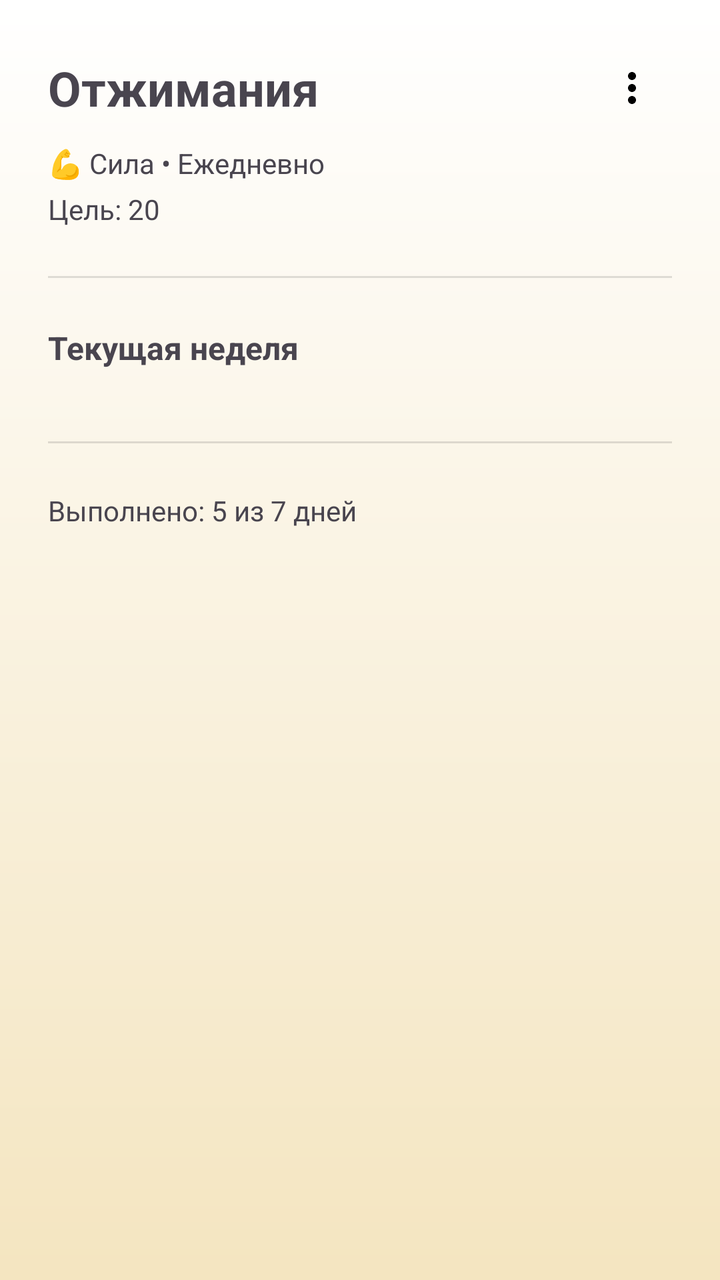
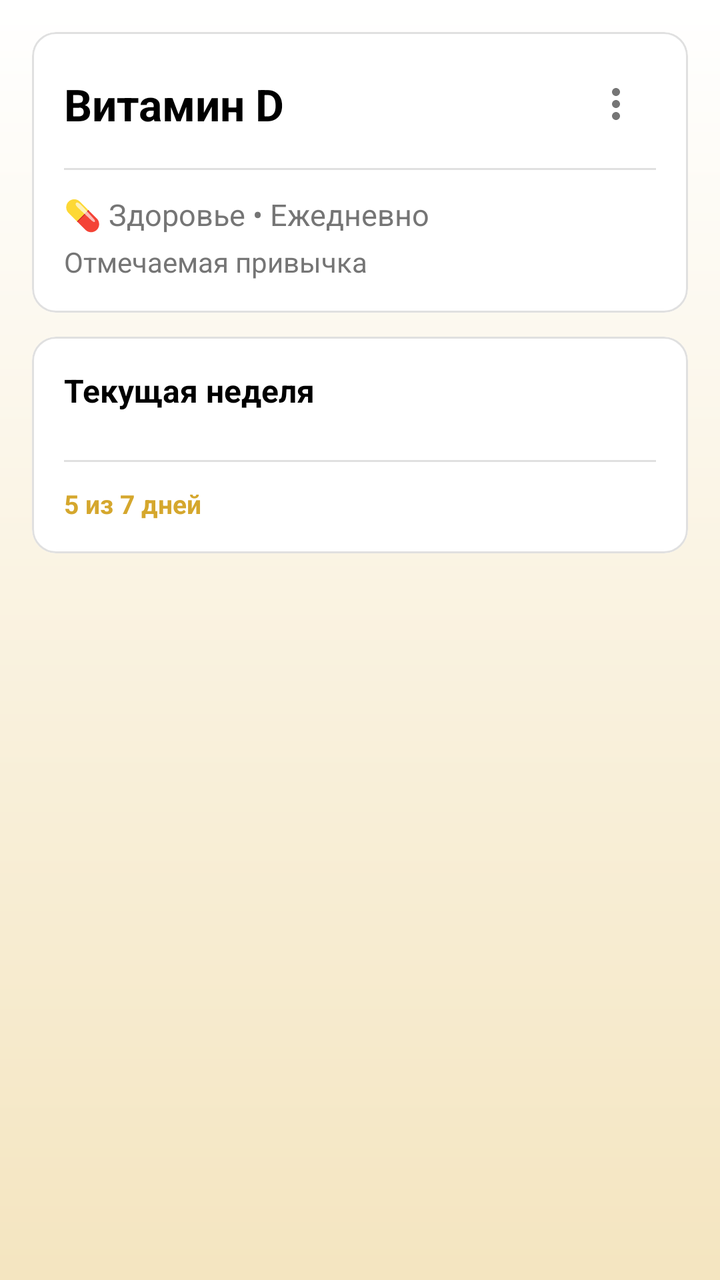

Two renders of the same Android screen: before a commit and after it. Below are the layout's source before the change and the commit's diff.
<!-- AndroidManifest.xml: application theme Theme.YourUpgrade -->
<!-- res/layout/fragment_habit_detail.xml -->
<?xml version="1.0" encoding="utf-8"?>
<ScrollView
    xmlns:android="http://schemas.android.com/apk/res/android"
    xmlns:app="http://schemas.android.com/apk/res-auto"
    android:layout_width="match_parent"
    android:layout_height="match_parent">

    <LinearLayout
        android:layout_width="match_parent"
        android:layout_height="wrap_content"
        android:orientation="vertical"
        android:padding="24dp">

        
        <LinearLayout
            android:layout_width="match_parent"
            android:layout_height="wrap_content"
            android:orientation="horizontal"
            android:gravity="center_vertical">

            <TextView
                android:id="@+id/tvHabitName"
                android:layout_width="0dp"
                android:layout_height="wrap_content"
                android:layout_weight="1"
                android:text="Отжимания"
                android:textSize="24sp"
                android:textStyle="bold" />

            
            <ImageButton
                android:id="@+id/btnMenu"
                android:layout_width="40dp"
                android:layout_height="40dp"
                android:background="?attr/selectableItemBackgroundBorderless"
                android:src="@drawable/ic_more_vert_24" />

        </LinearLayout>

        
        <TextView
            android:id="@+id/tvCategoryInfo"
            android:layout_width="wrap_content"
            android:layout_height="wrap_content"
            android:layout_marginTop="8dp"
            android:text="💪 Сила • Ежедневно"
            android:textSize="14sp"
            android:textColor="?android:attr/textColorSecondary" />

        
        <TextView
            android:id="@+id/tvTargetInfo"
            android:layout_width="wrap_content"
            android:layout_height="wrap_content"
            android:layout_marginTop="4dp"
            android:text="Цель: 20"
            android:textSize="14sp"
            android:textColor="?android:attr/textColorSecondary" />

        
        <View
            android:layout_width="match_parent"
            android:layout_height="1dp"
            android:layout_marginVertical="24dp"
            android:background="?android:attr/listDivider" />

        
        <TextView
            android:layout_width="wrap_content"
            android:layout_height="wrap_content"
            android:text="Текущая неделя"
            android:textSize="16sp"
            android:textStyle="bold" />

        
        <androidx.recyclerview.widget.RecyclerView
            android:id="@+id/rvWeekDays"
            android:layout_width="match_parent"
            android:layout_height="wrap_content"
            android:layout_marginTop="12dp"
            android:clipToPadding="false" />

        
        <View
            android:layout_width="match_parent"
            android:layout_height="1dp"
            android:layout_marginVertical="24dp"
            android:background="?android:attr/listDivider" />

        
        <TextView
            android:id="@+id/tvWeekSummary"
            android:layout_width="wrap_content"
            android:layout_height="wrap_content"
            android:text="Выполнено: 5 из 7 дней"
            android:textSize="14sp"
            android:textColor="?android:attr/textColorSecondary" />

    </LinearLayout>

</ScrollView>
<!-- resources referenced by this layout -->
<resources>
  <!-- drawable ic_more_vert_24 (drawable) -->
  <vector xmlns:android="http://schemas.android.com/apk/res/android" android:height="24dp" android:tint="#000000" android:viewportHeight="24" android:viewportWidth="24" android:width="24dp">
        
      <path android:fillColor="@android:color/white" android:pathData="M12,8c1.1,0 2,-0.9 2,-2s-0.9,-2 -2,-2 -2,0.9 -2,2 0.9,2 2,2zM12,10c-1.1,0 -2,0.9 -2,2s0.9,2 2,2 2,-0.9 2,-2 -0.9,-2 -2,-2zM12,16c-1.1,0 -2,0.9 -2,2s0.9,2 2,2 2,-0.9 2,-2 -0.9,-2 -2,-2z"/>
      
  </vector>
  <style name="Theme.YourUpgrade" parent="Base.Theme.YourUpgrade" />
  <style name="Base.Theme.YourUpgrade" parent="Theme.Material3.DayNight.NoActionBar">
          
          <item name="colorPrimary">#2E5A3C</item>
          <item name="colorPrimaryVariant">#1B3A26</item>
          <item name="colorOnPrimary">#FFFFFF</item>
  
          <item name="colorSecondary">#C9A84C</item>
          <item name="colorSecondaryVariant">#A68A3E</item>
          <item name="colorOnSecondary">#2D2D2D</item>
  
          
          <item name="android:windowBackground">@drawable/bg_app_gradient</item>
  
          
          <item name="cardBackgroundColor">#FFFFFF</item>
  
          
          
      </style>
  <!-- drawable bg_app_gradient (drawable) -->
  <?xml version="1.0" encoding="utf-8"?>
  <shape xmlns:android="http://schemas.android.com/apk/res/android">
      <gradient
          android:type="linear"
          android:angle="270"
          android:startColor="@color/white"
          android:endColor="@color/bg_light_yellow" />
  </shape>
  <color name="white">#FFFFFFFF</color>
  <color name="bg_light_yellow">#F4E5C0</color>
</resources>

<!-- the commit's change to res/layout/fragment_habit_detail.xml (unified diff, before → after) -->
@@ -1,100 +1,153 @@
 <?xml version="1.0" encoding="utf-8"?>
-<ScrollView
-    xmlns:android="http://schemas.android.com/apk/res/android"
+<ScrollView xmlns:android="http://schemas.android.com/apk/res/android"
     xmlns:app="http://schemas.android.com/apk/res-auto"
     android:layout_width="match_parent"
-    android:layout_height="match_parent">
+    android:layout_height="match_parent"
+    android:background="@drawable/bg_app_gradient">
 
     <LinearLayout
         android:layout_width="match_parent"
         android:layout_height="wrap_content"
         android:orientation="vertical"
-        android:padding="24dp">
+        android:padding="16dp">
 
         
-        <LinearLayout
+        <com.google.android.material.card.MaterialCardView
+            style="@style/AppCard"
             android:layout_width="match_parent"
             android:layout_height="wrap_content"
-            android:orientation="horizontal"
-            android:gravity="center_vertical">
+            app:cardElevation="0dp"
+            app:strokeColor="#E0E0E0"
+            app:strokeWidth="1dp">
 
-            <TextView
-                android:id="@+id/tvHabitName"
-                android:layout_width="0dp"
+            <LinearLayout
+                android:layout_width="match_parent"
                 android:layout_height="wrap_content"
-                android:layout_weight="1"
-                android:text="Отжимания"
-                android:textSize="24sp"
-                android:textStyle="bold" />
+                android:orientation="vertical">
 
-            
-            <ImageButton
-                android:id="@+id/btnMenu"
-                android:layout_width="40dp"
-                android:layout_height="40dp"
-                android:background="?attr/selectableItemBackgroundBorderless"
-                android:src="@drawable/ic_more_vert_24" />
+                
+                <LinearLayout
+                    android:layout_width="match_parent"
+                    android:layout_height="wrap_content"
+                    android:gravity="center_vertical"
+                    android:orientation="horizontal">
 
-        </LinearLayout>
+                    <TextView
+                        android:id="@+id/tvHabitName"
+                        android:layout_width="0dp"
+                        android:layout_height="wrap_content"
+                        android:layout_weight="1"
+                        android:text="Витамин D"
+                        android:textColor="@color/black"
+                        android:textSize="22sp"
+                        android:textStyle="bold" />
+
+                    <ImageButton
+                        android:id="@+id/btnMenu"
+                        android:layout_width="40dp"
+                        android:layout_height="40dp"
+                        android:background="?attr/selectableItemBackgroundBorderless"
+                        android:contentDescription="Меню"
+                        android:src="@drawable/ic_more_vert_24"
+                        app:tint="@color/text_secondary" />
+
+                </LinearLayout>
+
+                
+                <View
+                    android:layout_width="match_parent"
+                    android:layout_height="1dp"
+                    android:layout_marginVertical="12dp"
+                    android:background="#E0E0E0" />
+
+                
+                <TextView
+                    android:id="@+id/tvCategoryInfo"
+                    android:layout_width="wrap_content"
+                    android:layout_height="wrap_content"
+                    android:text="💊 Здоровье • Ежедневно"
+                    android:textColor="@color/text_secondary"
+                    android:textSize="15sp" />
+
+                
+                <TextView
+                    android:id="@+id/tvTargetInfo"
+                    android:layout_width="wrap_content"
+                    android:layout_height="wrap_content"
+                    android:layout_marginTop="4dp"
+                    android:text="Отмечаемая привычка"
+                    android:textColor="@color/text_secondary"
+                    android:textSize="14sp" />
+
+            </LinearLayout>
+
+        </com.google.android.material.card.MaterialCardView>
 
         
-        <TextView
-            android:id="@+id/tvCategoryInfo"
-            android:layout_width="wrap_content"
-            android:layout_height="wrap_content"
-            android:layout_marginTop="8dp"
-            android:text="💪 Сила • Ежедневно"
-            android:textSize="14sp"
-            android:textColor="?android:attr/textColorSecondary" />
-
-        
-        <TextView
-            android:id="@+id/tvTargetInfo"
-            android:layout_width="wrap_content"
-            android:layout_height="wrap_content"
-            android:layout_marginTop="4dp"
-            android:text="Цель: 20"
-            android:textSize="14sp"
-            android:textColor="?android:attr/textColorSecondary" />
-
-        
-        <View
-            android:layout_width="match_parent"
-            android:layout_height="1dp"
-            android:layout_marginVertical="24dp"
-            android:background="?android:attr/listDivider" />
-
-        
-        <TextView
-            android:layout_width="wrap_content"
-            android:layout_height="wrap_content"
-            android:text="Текущая неделя"
-            android:textSize="16sp"
-            android:textStyle="bold" />
-
-        
-        <androidx.recyclerview.widget.RecyclerView
-            android:id="@+id/rvWeekDays"
+        <com.google.android.material.card.MaterialCardView
+            android:id="@+id/cardWeek"
+            style="@style/AppCard"
             android:layout_width="match_parent"
             android:layout_height="wrap_content"
             android:layout_marginTop="12dp"
-            android:clipToPadding="false" />
+            android:foreground="?attr/selectableItemBackground"
+            app:cardCornerRadius="12dp"
+            app:cardElevation="0dp"
+            app:strokeColor="#E0E0E0"
+            app:strokeWidth="1dp">
 
-        
-        <View
-            android:layout_width="match_parent"
-            android:layout_height="1dp"
-            android:layout_marginVertical="24dp"
-            android:background="?android:attr/listDivider" />
+            <LinearLayout
+                android:layout_width="match_parent"
+                android:layout_height="wrap_content"
+                android:orientation="vertical">
 
-        
-        <TextView
-            android:id="@+id/tvWeekSummary"
-            android:layout_width="wrap_content"
-            android:layout_height="wrap_content"
-            android:text="Выполнено: 5 из 7 дней"
-            android:textSize="14sp"
-            android:textColor="?android:attr/textColorSecondary" />
+                
+                <TextView
+                    android:id="@+id/tvWeekTitle"
+                    android:layout_width="wrap_content"
+                    android:layout_height="wrap_content"
+                    android:text="Текущая неделя"
+                    android:textColor="@color/black"
+                    android:textSize="16sp"
+                    android:textStyle="bold" />
+
+                
+                <androidx.recyclerview.widget.RecyclerView
+                    android:id="@+id/rvWeekDays"
+                    android:layout_width="match_parent"
+                    android:layout_height="wrap_content"
+                    android:layout_marginTop="12dp"
+                    android:clipToPadding="false"
+                    android:overScrollMode="never" />
+
+                
+                <View
+                    android:layout_width="match_parent"
+                    android:layout_height="1dp"
+                    android:layout_marginVertical="12dp"
+                    android:background="#E0E0E0" />
+
+                
+                <LinearLayout
+                    android:layout_width="match_parent"
+                    android:layout_height="wrap_content"
+                    android:gravity="center_vertical"
+                    android:orientation="horizontal">
+
+                    <TextView
+                        android:id="@+id/tvWeekSummary"
+                        android:layout_width="wrap_content"
+                        android:layout_height="wrap_content"
+                        android:text="5 из 7 дней"
+                        android:textColor="@color/main_gold"
+                        android:textSize="13sp"
+                        android:textStyle="bold" />
+
+                </LinearLayout>
+
+            </LinearLayout>
+
+        </com.google.android.material.card.MaterialCardView>
 
     </LinearLayout>
 
<!-- resource entries referenced after the edit -->
@@ -1,12 +1,24 @@
 <!-- resources referenced by this layout -->
 <resources>
+  <color name="black">#FF000000</color>
+  <color name="main_gold">#D5A72D</color>
+  <color name="text_secondary">#757575</color>
   <!-- drawable ic_more_vert_24 (drawable) -->
   <vector xmlns:android="http://schemas.android.com/apk/res/android" android:height="24dp" android:tint="#000000" android:viewportHeight="24" android:viewportWidth="24" android:width="24dp">
         
       <path android:fillColor="@android:color/white" android:pathData="M12,8c1.1,0 2,-0.9 2,-2s-0.9,-2 -2,-2 -2,0.9 -2,2 0.9,2 2,2zM12,10c-1.1,0 -2,0.9 -2,2s0.9,2 2,2 2,-0.9 2,-2 -0.9,-2 -2,-2zM12,16c-1.1,0 -2,0.9 -2,2s0.9,2 2,2 2,-0.9 2,-2 -0.9,-2 -2,-2z"/>
       
   </vector>
+  <style name="AppCard" parent="Widget.Material3.CardView.Elevated">
+          <item name="cardCornerRadius">12dp</item>
+          <item name="cardElevation">3dp</item>
+          <item name="cardBackgroundColor">#FFFFFF</item>
+          <item name="contentPadding">16dp</item>
+          <item name="strokeWidth">0dp</item>
+      </style>
   <style name="Theme.YourUpgrade" parent="Base.Theme.YourUpgrade" />
+  <color name="bg_start_color">@color/white</color>
+  <color name="bg_end_color">@color/light_yellow</color>
   <style name="Base.Theme.YourUpgrade" parent="Theme.Material3.DayNight.NoActionBar">
           
           <item name="colorPrimary">#2E5A3C</item>
@@ -22,9 +34,6 @@
   
           
           <item name="cardBackgroundColor">#FFFFFF</item>
-  
-          
-          
       </style>
   <!-- drawable bg_app_gradient (drawable) -->
   <?xml version="1.0" encoding="utf-8"?>
@@ -32,10 +41,10 @@
       <gradient
           android:type="linear"
           android:angle="270"
-          android:startColor="@color/white"
-          android:endColor="@color/bg_light_yellow" />
+          android:startColor="@color/bg_start_color"
+          android:endColor="@color/bg_end_color" />
   </shape>
   <color name="white">#FFFFFFFF</color>
-  <color name="bg_light_yellow">#F4E5C0</color>
+  <color name="light_yellow">#F4E5C0</color>
 </resources>
 
